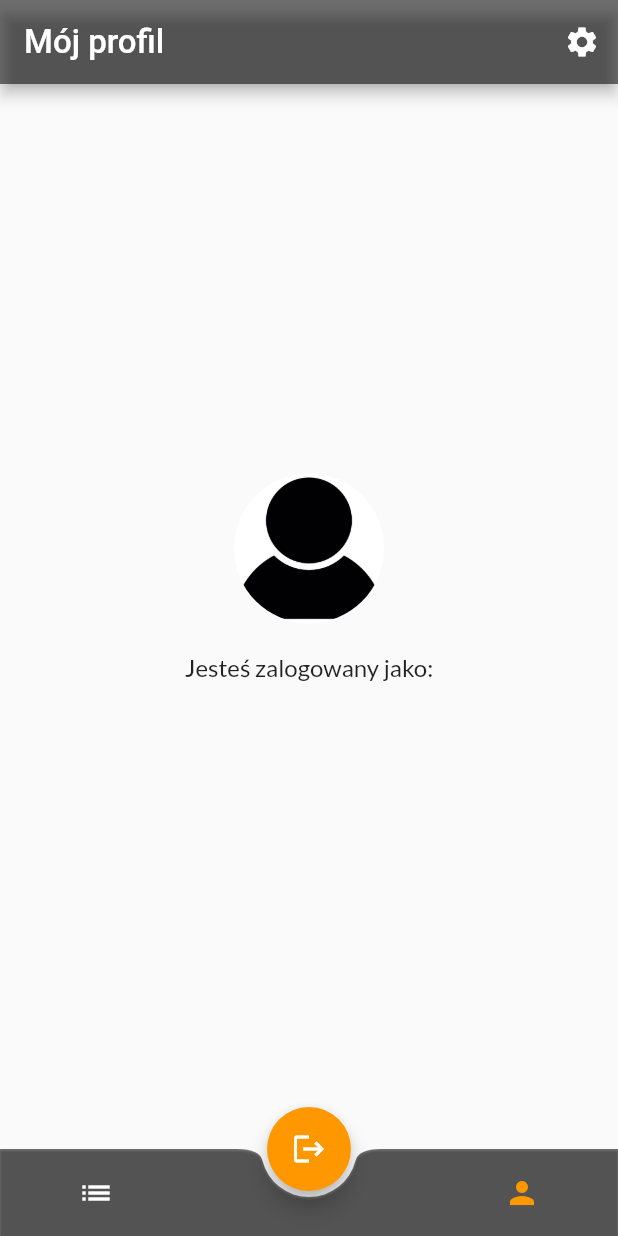
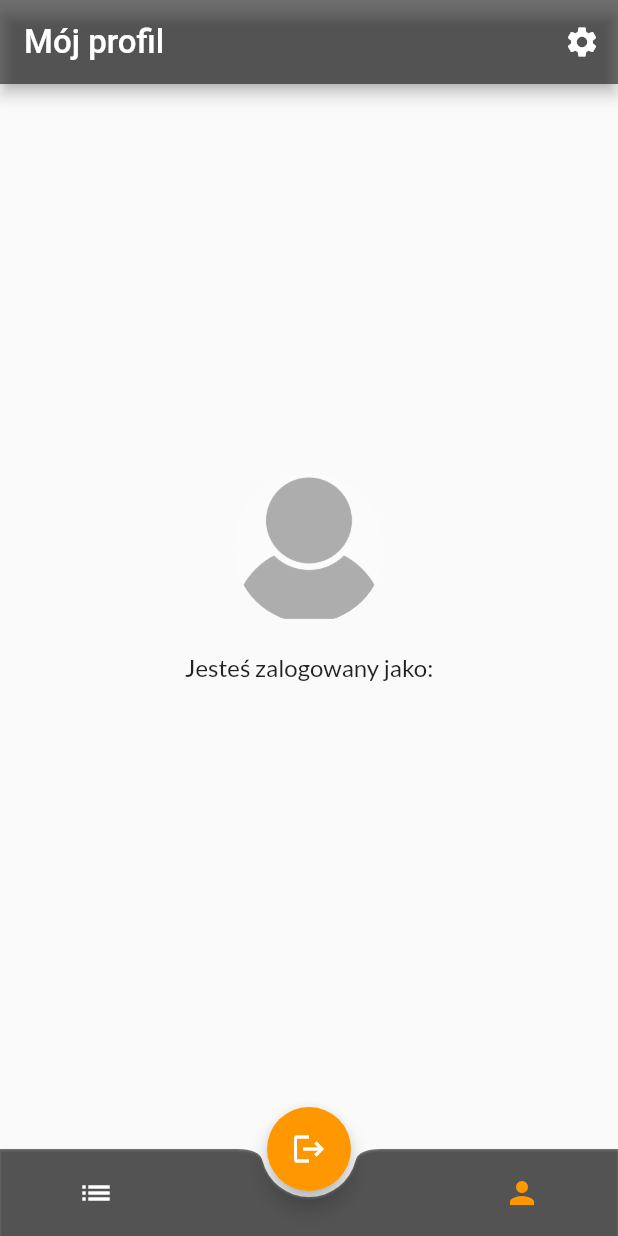
Before and after one commit to piotrpeczkowski/my_best_food, a Flutter app: the screen it shows once a user with an empty profile is signed in, after a tap on the "person" icon, on a phone screen of 412 x 824 dp. Run offline on Flutter 3.47's test engine with Material 2 defaults, Android fonts, the phone set to English and light mode, and no system bars; our stand-ins replace bloc, cloud_firestore, firebase_auth, firebase_core, firebase_storage, flutter_bloc and 3 more; accounts and stored records are empty; generated files the repository leaves out were written again; Roboto replaces fonts that are missing (Kanit).

Commit message:
change styles of avatar at the account content

```diff
--- a/lib/features/home_page/content/account_content/account_content.dart
+++ b/lib/features/home_page/content/account_content/account_content.dart
@@ -35,11 +35,14 @@ class AccountPageContent extends StatelessWidget {
                           builder: (context, state) {
                             final userImage = state.userModel?.imageUrl;
                             if (userImage == null || userImage == '') {
-                              return const CircleAvatar(
-                                radius: 50,
-                                backgroundColor: Colors.white,
-                                backgroundImage:
-                                    AssetImage('images/account_avatar.png'),
+                              return const Opacity(
+                                opacity: 0.3,
+                                child: CircleAvatar(
+                                  radius: 50,
+                                  backgroundColor: Colors.white,
+                                  backgroundImage:
+                                      AssetImage('images/account_avatar.png'),
+                                ),
                               );
                             }
                             return CircleAvatar(
```
